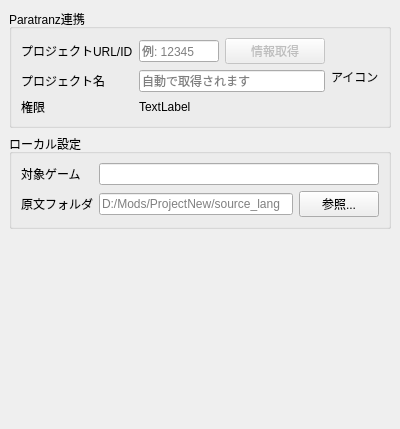
This is ui/add_project_page.ui in Ikumyon/Paratranz-Mod-Checker as Qt 5 draws it before an edit. The edited form follows.
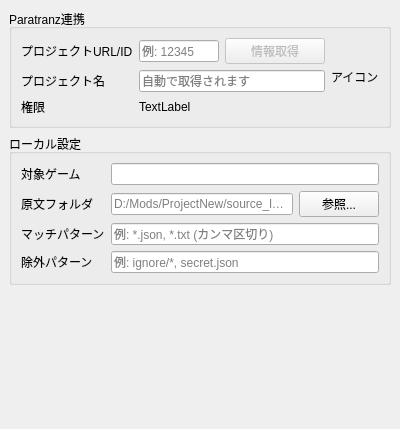
This is the edited form.

Commit message: 除外とプログラムの更新チェック

```diff
--- a/ui/add_project_page.ui
+++ b/ui/add_project_page.ui
@@ -156,6 +156,34 @@
         </item>
        </layout>
       </item>
+      <item row="2" column="0">
+       <widget class="QLabel" name="lblInclude">
+        <property name="text">
+         <string>マッチパターン</string>
+        </property>
+       </widget>
+      </item>
+      <item row="2" column="1">
+       <widget class="QLineEdit" name="lineEditInclude">
+        <property name="placeholderText">
+         <string>例: *.json, *.txt (カンマ区切り)</string>
+        </property>
+       </widget>
+      </item>
+      <item row="3" column="0">
+       <widget class="QLabel" name="lblExclude">
+        <property name="text">
+         <string>除外パターン</string>
+        </property>
+       </widget>
+      </item>
+      <item row="3" column="1">
+       <widget class="QLineEdit" name="lineEditExclude">
+        <property name="placeholderText">
+         <string>例: ignore/*, secret.json</string>
+        </property>
+       </widget>
+      </item>
      </layout>
     </widget>
    </item>
```
The commit also changes 9 other files.
